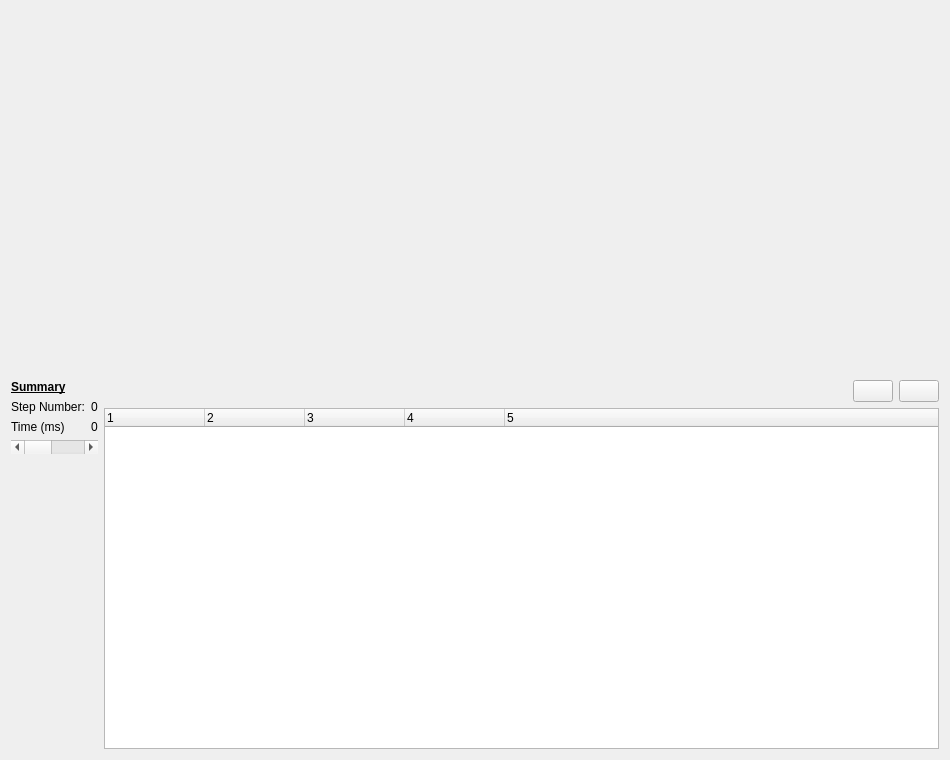
Qt form modules/SofaGuiQt/src/sofa/gui/qt/WindowProfiler.ui (sofa-framework/sofa) before a commit.
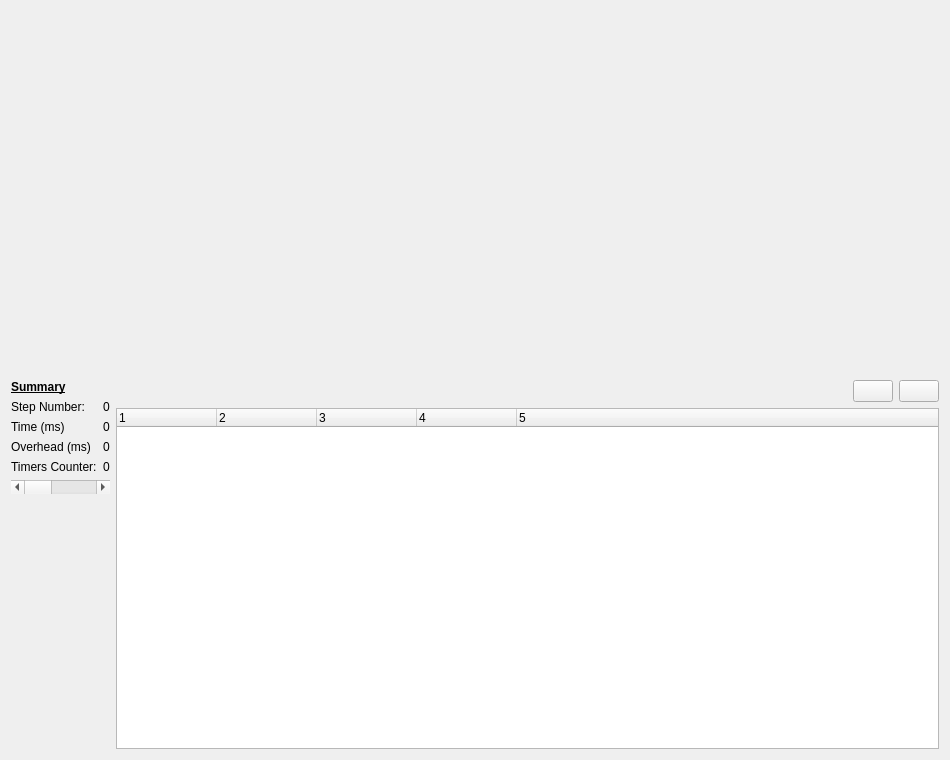
The same form after that commit.

Commit message:
[SofaGuiQt][WindowProfiler] Add root tree + show overhead (#2643)
* Add root tree + show overhead

* Remove unused

* Display the number of timers

```diff
--- a/modules/SofaGuiQt/src/sofa/gui/qt/WindowProfiler.ui
+++ b/modules/SofaGuiQt/src/sofa/gui/qt/WindowProfiler.ui
@@ -62,13 +62,6 @@
          </item>
          <item>
           <layout class="QGridLayout" name="Layout_summaryInfo">
-           <item row="0" column="1">
-            <widget class="QLabel" name="label_stepValue">
-             <property name="text">
-              <string>0</string>
-             </property>
-            </widget>
-           </item>
            <item row="0" column="0">
             <widget class="QLabel" name="label_stepN">
              <property name="text">
@@ -76,6 +69,23 @@
              </property>
             </widget>
            </item>
+           <item row="2" column="0">
+            <widget class="QLabel" name="label_overhead">
+             <property name="toolTip">
+              <string>Overhead due to the process of the timers. Close this window to avoid the overhead.</string>
+             </property>
+             <property name="text">
+              <string>Overhead (ms)</string>
+             </property>
+            </widget>
+           </item>
+           <item row="0" column="1">
+            <widget class="QLabel" name="label_stepValue">
+             <property name="text">
+              <string>0</string>
+             </property>
+            </widget>
+           </item>
            <item row="1" column="0">
             <widget class="QLabel" name="label_time">
              <property name="text">
@@ -90,6 +100,30 @@
              </property>
             </widget>
            </item>
+           <item row="2" column="1">
+            <widget class="QLabel" name="label_overheadValue">
+             <property name="text">
+              <string>0</string>
+             </property>
+            </widget>
+           </item>
+           <item row="3" column="0">
+            <widget class="QLabel" name="label_timersCounter">
+             <property name="toolTip">
+              <string>Number of timers in the current step</string>
+             </property>
+             <property name="text">
+              <string>Timers Counter:</string>
+             </property>
+            </widget>
+           </item>
+           <item row="3" column="1">
+            <widget class="QLabel" name="label_timersCounterValue">
+             <property name="text">
+              <string>0</string>
+             </property>
+            </widget>
+           </item>
           </layout>
          </item>
          <item>
```
The commit also changes 5 other files.
